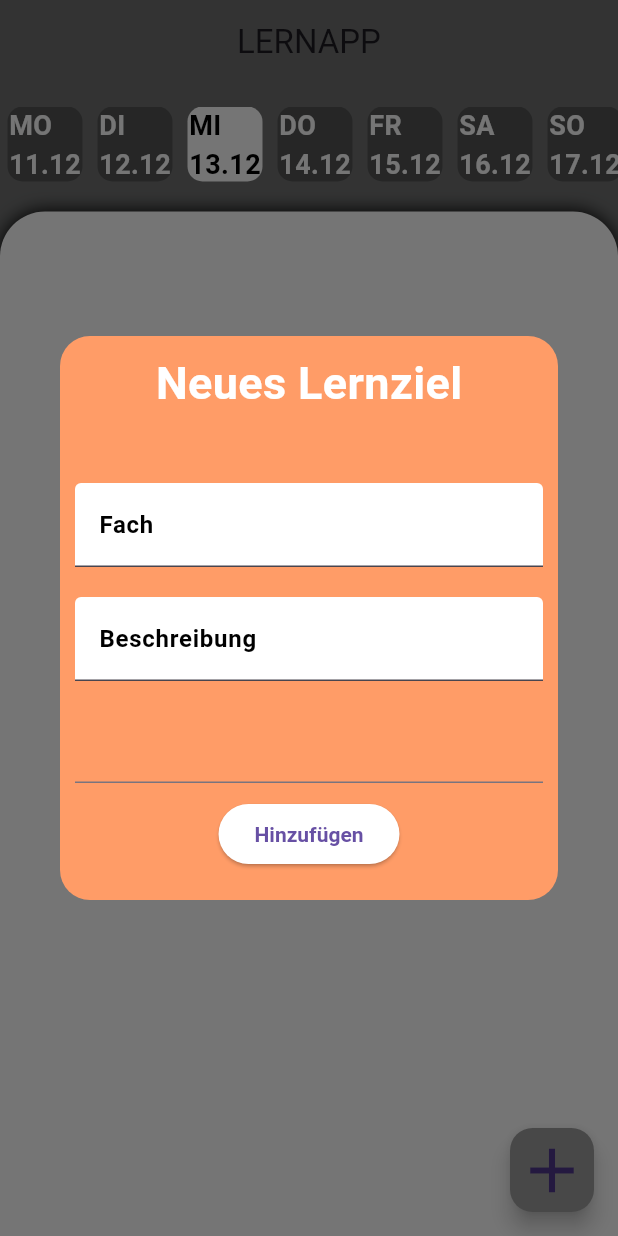
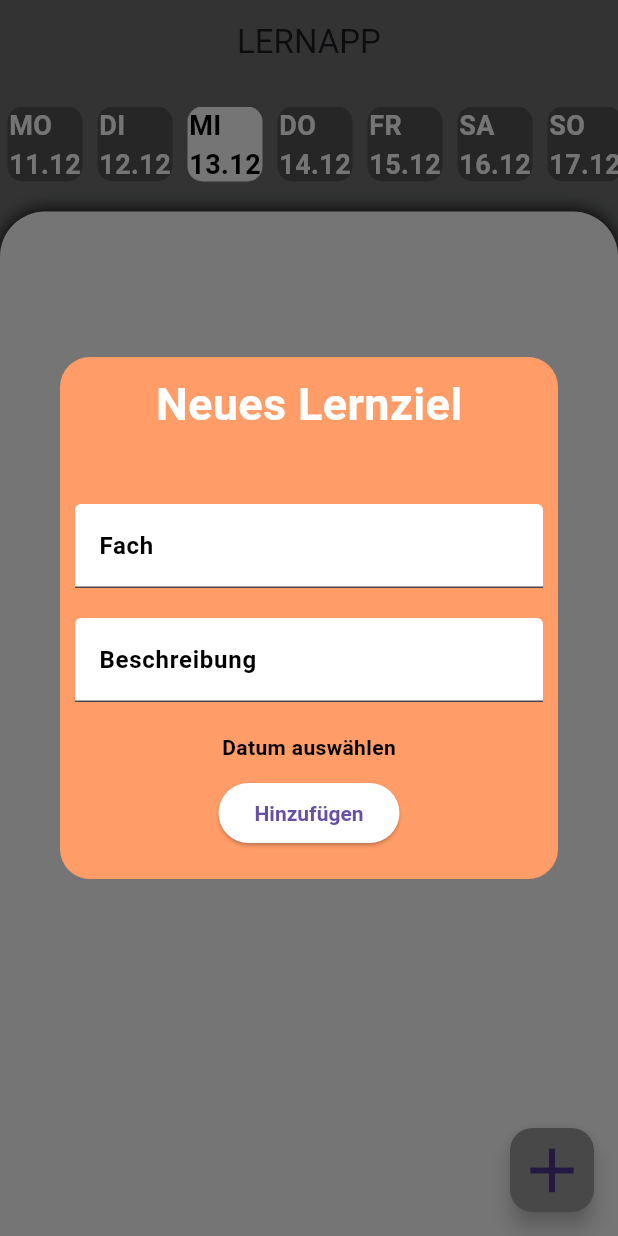
Before and after one commit to ronrobertsoen/lernapp_2, a Flutter app: the screen it shows after launch, after a tap on the "add" icon, on a phone screen of 412 x 824 dp. Run offline on Flutter 3.47's test engine with Material 3 defaults, Android fonts, the phone set to English and light mode, and no system bars.

Commit message:
hinzufügen des Kalenders im popup

```diff
--- a/lib/custom_widgets/todo_information_popup.dart
+++ b/lib/custom_widgets/todo_information_popup.dart
@@ -1,5 +1,5 @@
 import 'package:flutter/material.dart';
-//import 'package:intl/intl.dart';
+import 'package:intl/intl.dart';
 
 class TodoInformationPopup extends StatefulWidget {
   final TextEditingController titleController;
@@ -80,11 +80,21 @@ class _TodoInformationPopupState extends State<TodoInformationPopup> {
             ),
             Padding(
               padding: const EdgeInsets.only(left: 10, right: 10),
-              child: TextField(
-                controller: widget
-                    .dateController, // Verwenden Sie den neuen Controller hier
-                decoration: const InputDecoration(
-                  labelStyle: TextStyle(
+              child: GestureDetector(
+                onTap: () async {
+                  selectedDate = await showDatePicker(
+                    context: context,
+                    initialDate: DateTime.now(),
+                    firstDate: DateTime(2023),
+                    lastDate: DateTime(2100),
+                  );
+                  setState(() {});
+                },
+                child: Text(
+                  selectedDate != null
+                      ? DateFormat('dd-MM-yyyy').format(selectedDate!)
+                      : 'Datum auswählen',
+                  style: const TextStyle(
                       color: Colors.black, fontWeight: FontWeight.bold),
                 ),
               ),
```
